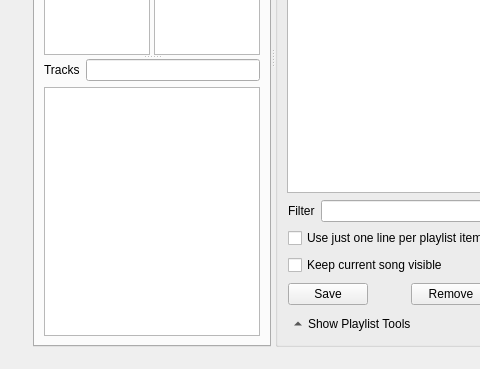
tarmack/Pythagora, file Pythagora.ui: the form before one commit; both pictures show x 0 to 480 and y 314 to 683 of the 599 by 683 pixel window.
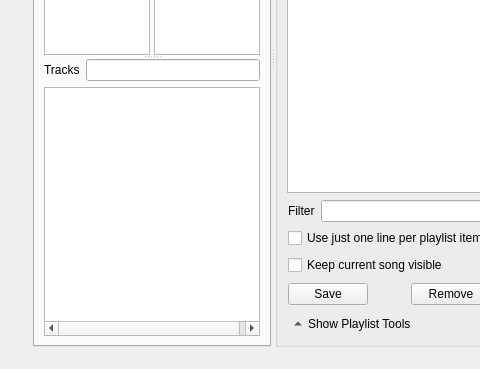
The form after the commit. Icons and pictures are not drawn. Custom widgets are drawn as their Qt base class.

Commit message: Added hour fraction to the song length displayed.

```diff
--- a/Pythagora.ui
+++ b/Pythagora.ui
@@ -423,13 +423,13 @@
                     <bool>false</bool>
                    </attribute>
                    <attribute name="headerDefaultSectionSize">
-                    <number>50</number>
+                    <number>60</number>
                    </attribute>
                    <attribute name="headerStretchLastSection">
                     <bool>false</bool>
                    </attribute>
                    <attribute name="headerDefaultSectionSize">
-                    <number>50</number>
+                    <number>60</number>
                    </attribute>
                    <attribute name="headerVisible">
                     <bool>false</bool>
```
The commit also changes 2 other files.
